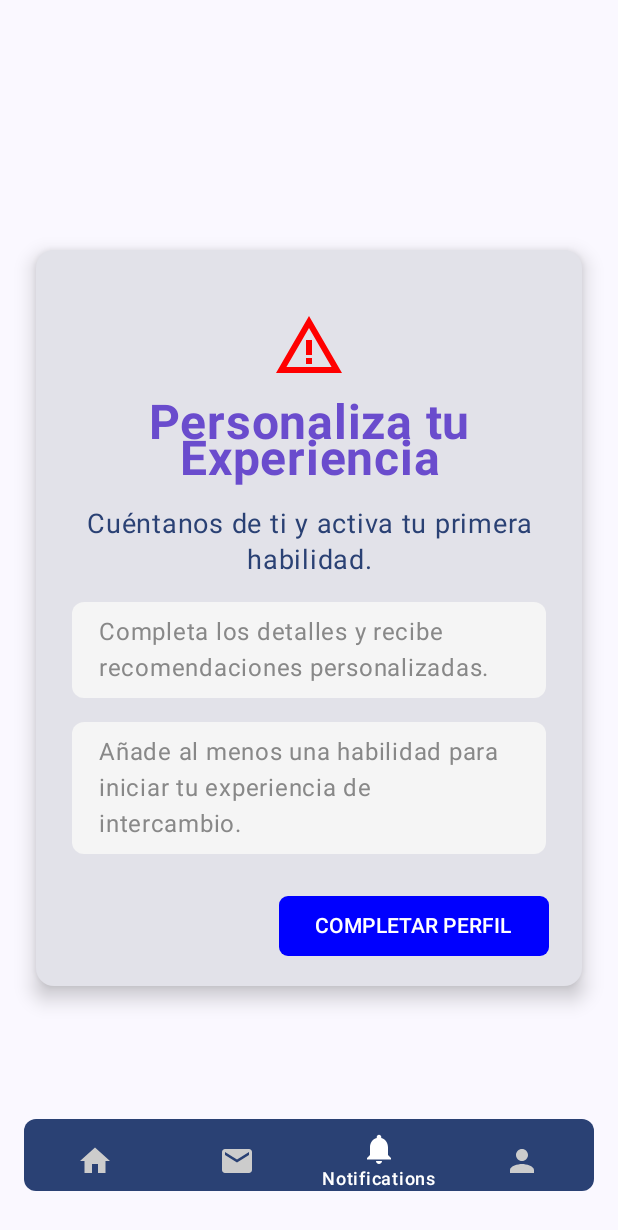
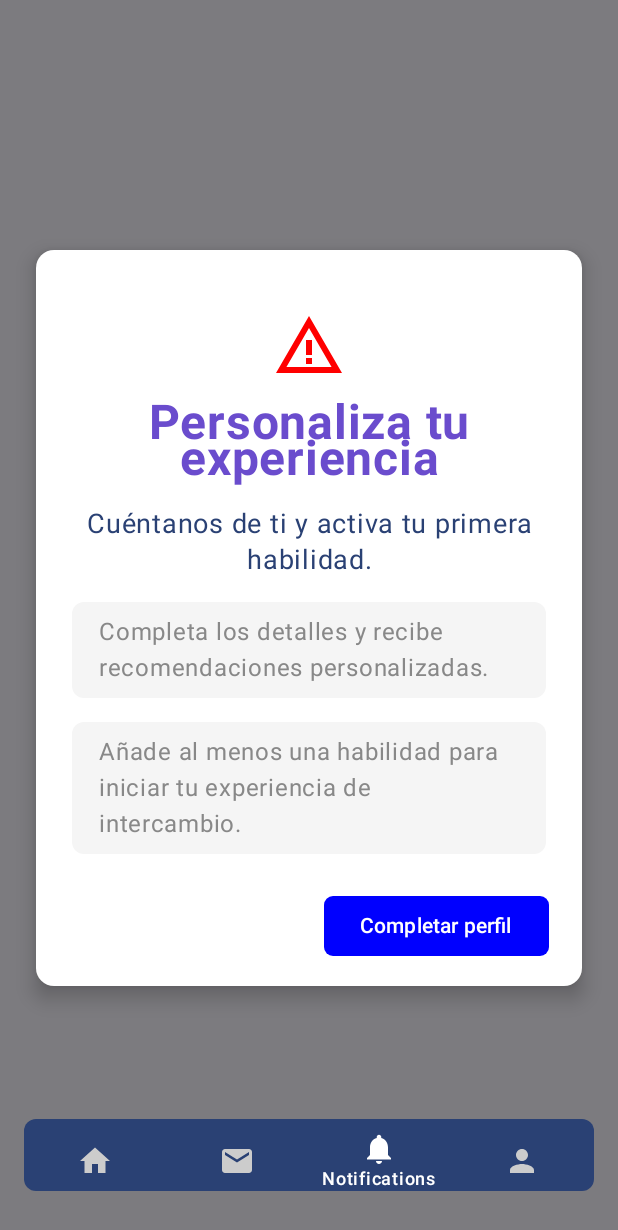
Before and after one commit to AdoptaUnJuniorPlatform/GT-Helphub-Android, an Android app built with Jetpack Compose: the composable MainScreen called with empty values, item 4 of the bottom bar chosen, on a phone screen of 412 x 824 dp. Shown: the top 1230 px of the screen. Run offline under Robolectric (Android 15) with nearby library versions, the phone set to English and light mode, and no system bars; our stand-ins replace Dagger/Hilt's generated code; network calls fail; pictures from the network do not load.

Commit message:
Popup fixed

```diff
--- a/app/src/main/java/com/alejandro/helphub/MainScreen.kt
+++ b/app/src/main/java/com/alejandro/helphub/MainScreen.kt
@@ -38,6 +38,7 @@ import androidx.compose.runtime.setValue
 import androidx.compose.ui.Alignment
 import androidx.compose.ui.Modifier
 import androidx.compose.ui.graphics.Color
+import androidx.compose.ui.res.stringResource
 import androidx.compose.ui.text.font.FontWeight
 import androidx.compose.ui.text.style.TextAlign
 import androidx.compose.ui.unit.dp
@@ -62,14 +63,15 @@ fun MainScreen(
     navController: NavHostController,
     profileViewModel: ProfileViewModel,
     homeViewModel: HomeViewModel,
-    email:String?
+    email: String?
 ) {
     var showPopUp by remember { mutableStateOf(false) }
-    val currentDestination=navController.currentBackStackEntryAsState().value?.destination?.route
+    val currentDestination =
+        navController.currentBackStackEntryAsState().value?.destination?.route
 
     Scaffold(bottomBar = {
 
-        if(currentDestination != BottomBarScreen.ProfileSetupStep1.route &&
+        if (currentDestination != BottomBarScreen.ProfileSetupStep1.route &&
             currentDestination != BottomBarScreen.ProfileSetupStep2.route &&
             currentDestination != BottomBarScreen.ProfileSetupStep3.route &&
             currentDestination != BottomBarScreen.ProfileSetupStep4a.route &&
@@ -78,29 +80,35 @@ fun MainScreen(
             currentDestination != BottomBarScreen.NewSkillScreen1.route &&
             currentDestination != BottomBarScreen.NewSkillScreen2.route &&
             currentDestination != BottomBarScreen.EditProfileScreen.route &&
-            currentDestination != BottomBarScreen.EditSkillScreen.route )
-
-        {
+            currentDestination != BottomBarScreen.EditSkillScreen.route
+        ) {
             BottomBar(
-                navController =navController,
-                navigationViewModel=navigationViewModel,
+                navController = navController,
+                navigationViewModel = navigationViewModel,
                 onShowPopUp = { showPopUp = true }
             )
         }
     }) { paddingValues ->
         Box(modifier = Modifier.padding(PaddingValues())) {
-           BottomNavGraph(
-                navController = navController, profileViewModel = profileViewModel, homeViewModel = homeViewModel
+            BottomNavGraph(
+                navController = navController,
+                profileViewModel = profileViewModel,
+                homeViewModel = homeViewModel
             )
-
             if (showPopUp) {
                 CardPopUp(onCompleteProfile = {
                     showPopUp = false
                     navigationViewModel.resetState()
-                    navController.navigate(BottomBarScreen.ProfileSetupStep1.createRoute(email!!)){
-                        popUpTo(RootNavGraphObjects.MainScreen.route){saveState=true}
-                        launchSingleTop=true
-                        restoreState=true
+                    navController.navigate(
+                        BottomBarScreen.ProfileSetupStep1.createRoute(
+                            email!!
+                        )
+                    ) {
+                        popUpTo(RootNavGraphObjects.MainScreen.route) {
+                            saveState = true
+                        }
+                        launchSingleTop = true
+                        restoreState = true
                     }
                 })
             }
@@ -125,13 +133,18 @@ fun BottomBar(
     val uiState by navigationViewModel.uiState.collectAsState()
 
     LaunchedEffect(uiState) {
-        when (val state=uiState) {
+        when (val state = uiState) {
             is ProfileUIState.Success -> {
                 val statusCode = state.profile.statusCode
-                val id=state.profile.id
-                val userId=state.profile.userId.id
+                val id = state.profile.id
+                val userId = state.profile.userId.id
                 if (statusCode == null) {
-                    navController.navigate(BottomBarScreen.Profile.createRoute(id,userId)) {
+                    navController.navigate(
+                        BottomBarScreen.Profile.createRoute(
+                            id,
+                            userId
+                        )
+                    ) {
                         popUpTo(navController.graph.startDestinationId)
                         launchSingleTop = true
                     }
@@ -178,8 +191,8 @@ fun BottomBar(
                 },
                 icon = {
                     Icon(
-                        imageVector =bottomBarIcons[screen.route] ?: Icons.Default.Home,
-                       // imageVector = screen.icon,
+                        imageVector = bottomBarIcons[screen.route]
+                            ?: Icons.Default.Home,
                         contentDescription = screen.title,
                         modifier = Modifier.offset(y = 8.dp)
                     )
@@ -197,16 +210,21 @@ fun BottomBar(
 }
 
 @Composable
-fun CardPopUp(onCompleteProfile: () -> Unit) {
+fun CardPopUp(
+    onCompleteProfile: () -> Unit
+) {
     Box(
-        modifier = Modifier.fillMaxSize(),
+        modifier = Modifier
+            .fillMaxSize()
+            .background(Color.Black.copy(alpha = 0.5f)),
         contentAlignment = Alignment.Center
     ) {
         Card(
             modifier = Modifier
                 .padding(24.dp),
             elevation = CardDefaults.cardElevation(8.dp),
-            shape = RoundedCornerShape(12.dp)
+            shape = RoundedCornerShape(12.dp),
+            colors = CardDefaults.cardColors(containerColor = Color.White)
         ) {
             Spacer(modifier = Modifier.height(24.dp))
             Column(
@@ -215,20 +233,22 @@ fun CardPopUp(onCompleteProfile: () -> Unit) {
             ) {
                 Icon(
                     imageVector = Icons.Default.WarningAmber,
-                    contentDescription = "Warning Icon",
+                    contentDescription = stringResource(id = R.string.warning_content_description),
                     tint = Color.Red,
                     modifier = Modifier.size(48.dp)
                 )
                 Spacer(modifier = Modifier.height(8.dp))
                 Text(
-                    text = "Personaliza tu Experiencia", fontSize = 32.sp,
-                    textAlign = TextAlign.Center, fontWeight = FontWeight.Bold,
+                    text = stringResource(id = R.string.profile_popup_title),
+                    fontSize = 32.sp,
+                    textAlign = TextAlign.Center,
+                    fontWeight = FontWeight.Bold,
 
                     color = Color(0xFF6A4CCD)
                 )
                 Spacer(modifier = Modifier.height(12.dp))
                 Text(
-                    text = "Cuéntanos de ti y activa tu primera habilidad.",
+                    text = stringResource(id = R.string.profile_popup_text1),
 
                     color = MaterialTheme.colorScheme.primary,
 
@@ -238,7 +258,7 @@ fun CardPopUp(onCompleteProfile: () -> Unit) {
                 )
                 Spacer(modifier = Modifier.height(8.dp))
                 Text(
-                    text = "Completa los detalles y recibe recomendaciones personalizadas.",
+                    text = stringResource(id = R.string.profile_popup_text2),
                     color = Color.Gray,
                     fontSize = 16.sp,
                     modifier = Modifier
@@ -250,7 +270,7 @@ fun CardPopUp(onCompleteProfile: () -> Unit) {
                         .padding(horizontal = 18.dp, vertical = 8.dp)
                 )
                 Text(
-                    text = "Añade al menos una habilidad para iniciar tu experiencia de intercambio.",
+                    text = stringResource(id = R.string.profile_popup_text3),
                     color = Color.Gray,
                     fontSize = 16.sp,
                     modifier = Modifier
@@ -268,8 +288,10 @@ fun CardPopUp(onCompleteProfile: () -> Unit) {
                         .padding(end = 6.dp),
                     shape = RoundedCornerShape(6.dp),
                     colors = ButtonDefaults.buttonColors(containerColor = Color.Blue),
-                    onClick = { onCompleteProfile() }) {
-                    Text(text = "COMPLETAR PERFIL")
+                    onClick = {
+                        onCompleteProfile()
+                    }) {
+                    Text(text = stringResource(id = R.string.profile_popup_button))
                 }
             }
         }
--- a/app/src/main/java/com/alejandro/helphub/presentation/home/HomeScreen.kt
+++ b/app/src/main/java/com/alejandro/helphub/presentation/home/HomeScreen.kt
@@ -23,7 +23,6 @@ import androidx.compose.foundation.lazy.rememberLazyListState
 import androidx.compose.foundation.shape.CircleShape
 import androidx.compose.foundation.shape.RoundedCornerShape
 import androidx.compose.material.icons.Icons
-import androidx.compose.material.icons.automirrored.filled.ArrowBackIos
 import androidx.compose.material.icons.automirrored.filled.ArrowRight
 import androidx.compose.material.icons.filled.Search
 import androidx.compose.material3.Card
--- a/app/src/main/res/values/strings.xml
+++ b/app/src/main/res/values/strings.xml
@@ -251,5 +251,13 @@
     <string name="categories_and_skills">Categorias y habilidades</string>
     <string name="filters">Filtros</string>
     <string name="searchbar_placeholder">¿Qué estás buscando?</string>
+    <!--Main Screen -->
+    <string name="warning_content_description">Icono de alerta</string>
+    <string name="profile_popup_title">Personaliza tu experiencia</string>
+    <string name="profile_popup_text1">Cuéntanos de ti y activa tu primera habilidad.</string>
+    <string name="profile_popup_text2">Completa los detalles y recibe recomendaciones personalizadas.</string>
+    <string name="profile_popup_text3">Añade al menos una habilidad para iniciar tu experiencia de intercambio.</string>
+    <string name="profile_popup_button">Completar perfil</string>
+
 
 </resources>
```
